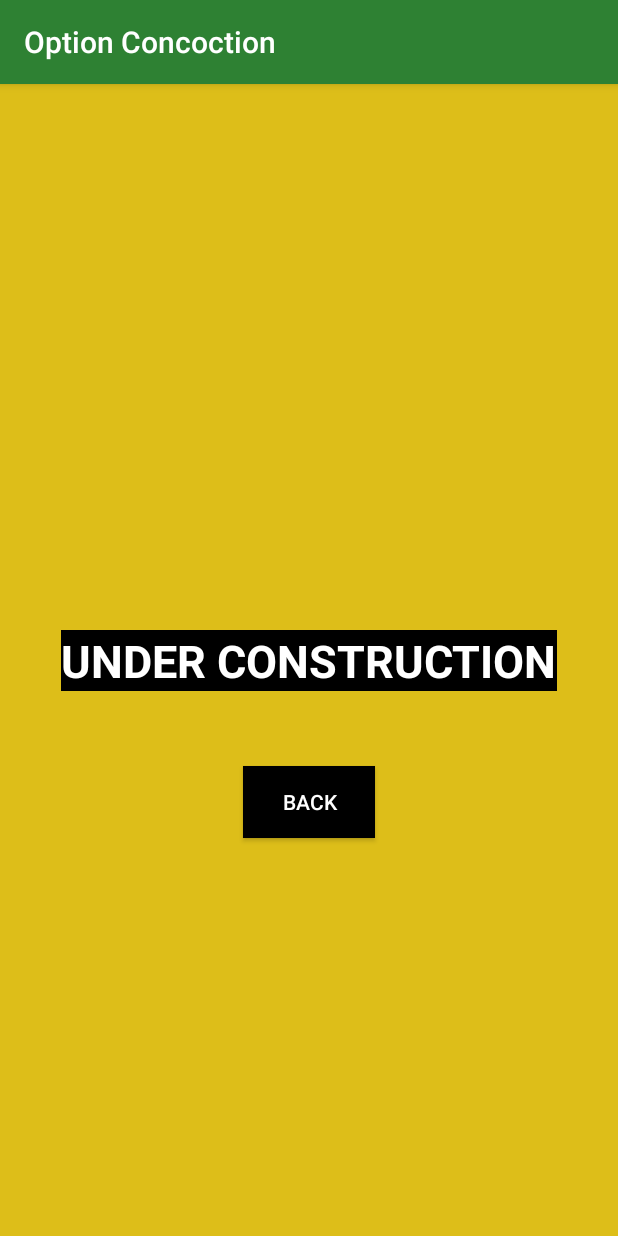
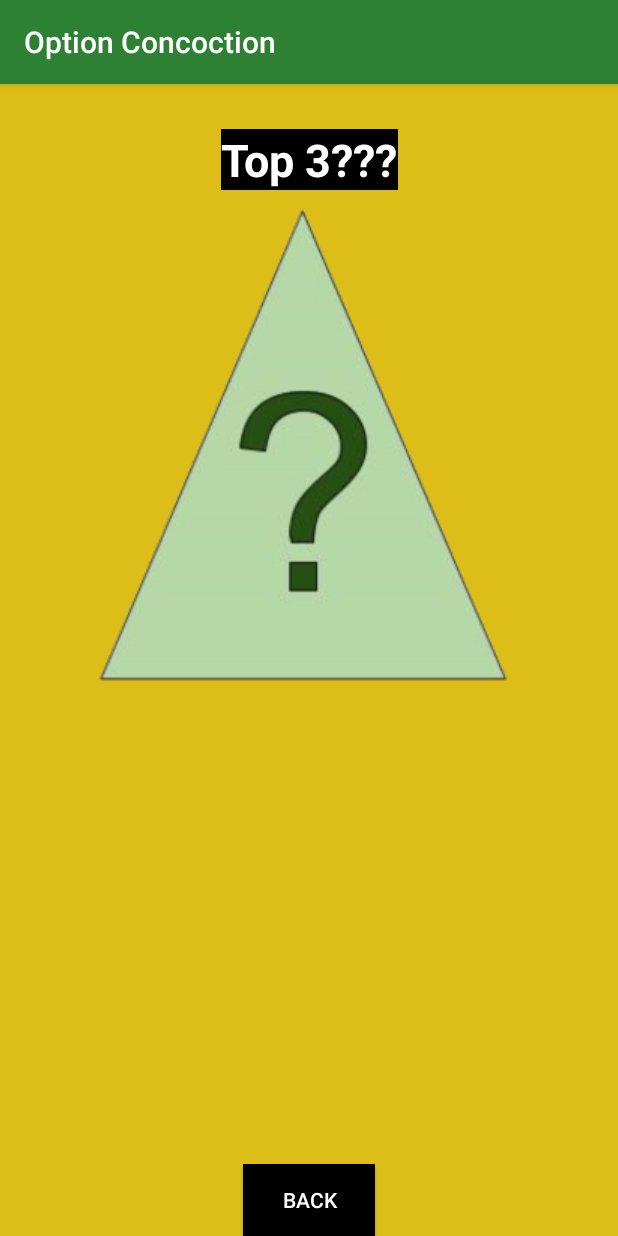
Before and after one commit to Miguel-CalderonPA/OptionConcoction, an Android app: the Top3 screen opened directly, with no data from a screen before it, on a phone screen of 412 x 824 dp. Run offline under Robolectric (Android 15) with nearby library versions, the phone set to English and light mode, and no system bars.

Commit message:
Added Top3
-Created new feature Top 3 which allows you user to get a random 3 from the list if decision can't be made.

-also added in further documentation to roulette

- visual touch-ups

```diff
--- a/OptionConoction/app/src/main/java/com/example/firstgame/Top3.kt
+++ b/OptionConoction/app/src/main/java/com/example/firstgame/Top3.kt
@@ -1,33 +1,100 @@
 package com.example.firstgame
 
-import android.content.Context
 import android.content.Intent
-import android.graphics.Color
 import android.os.Bundle
+import android.os.Handler
 import android.util.Log
 import android.view.View
-import android.view.ViewGroup
-import android.widget.BaseAdapter
-import android.widget.ListView
-import android.widget.TextView
+import android.view.animation.AnimationUtils
+import android.widget.Toast
 import androidx.appcompat.app.AppCompatActivity
+import androidx.core.view.isVisible
 import kotlinx.android.synthetic.main.activity_top3.*
-import kotlinx.android.synthetic.main.content_main.*
+import kotlinx.android.synthetic.main.activity_top3.btnBack
+import java.io.File
+// Constants
+const val TIME: Long=1000
+class Top3 : AppCompatActivity(){
 
-class Top3 : AppCompatActivity(){
 
     override fun onCreate(savedInstanceState: Bundle?) {
         super.onCreate(savedInstanceState)
         setContentView(R.layout.activity_top3)
+        Log.d("Created", "top3 page was created")
+        // set text boxes to invisible
+        txtChoice1.isVisible=false
+        txtChoice2.isVisible=false
+        txtChoice3.isVisible=false
+
+        //------------------------------------------------------------------------------------------
+
+        Log.d("Reading...", "Attempt to read from files")
+        // open file and/or create
+        val path = applicationContext.getFilesDir()
+        val letDirectory = File(path, "LET")
+        letDirectory.mkdirs()
+        val file = File(letDirectory, "test.txt")
+        if(!file.exists()) {
+            file.createNewFile()
+        } // end if file exists
+
+        // reads data from file then sends this to filetext
+        val filetext: MutableList<String>  = file.bufferedReader().readLines().toMutableList()
+        val numLocations = filetext.size
+        val maxIndex = numLocations - 1 // index starts at 0
+
+        var isDupe =false // set flag for later
+        if (numLocations > 2) {     // if at least 3
+            do {
+                // get 3 random values
+                val randRotate = (0..maxIndex).shuffled().last()
+                val randRotate2 = (0..maxIndex).shuffled().last()
+                val randRotate3 = (0..maxIndex).shuffled().last()
+
+                // if any two are the same we want to refresh, we only want 3 unique items
+                if (randRotate == randRotate2 || randRotate == randRotate3 || randRotate2 == randRotate3){
+                    isDupe = true // continue loop
+                }
+                else {
+                    // if 3 unique than set them
+                    txtChoice1.text  = filetext[randRotate]
+                    txtChoice2.text  = filetext[randRotate2]
+                    txtChoice3.text  = filetext[randRotate3]
+                    isDupe = false // end loop
+                }
+
+            }while (isDupe)
+        } // end if at least 3
+        else if (numLocations == 2) {
+            txtChoice1.text  = filetext[numLocations-2]
+            txtChoice2.text  = filetext[numLocations-1]
+        } // end if 2
+        else if (numLocations == 1) {
+            txtChoice1.text  = filetext[numLocations - 1]
+        } // end if 1
+        else {
+            // if no values in list let user know
+            Toast.makeText(applicationContext, "Empty List, PLEASE ADD VALUES TO 'List'", Toast.LENGTH_LONG).show()
+        } // end if empty
+        //------------------------------------------------------------------------------------------
+
+        Log.d("goTop3", "btnTop3 button was pressed")
+        val fadeOutAnimation = AnimationUtils.loadAnimation(this, R.anim.fadeout)
+        imgTop3.startAnimation(fadeOutAnimation)
+        Handler().postDelayed({imgTop3.visibility = View.GONE}, TIME)
+        Handler().postDelayed({txtChoice1.visibility = View.VISIBLE}, TIME)
+        Handler().postDelayed({txtChoice2.visibility = View.VISIBLE}, TIME)
+        Handler().postDelayed({txtChoice3.visibility = View.VISIBLE}, TIME)
 
         //------------------------------------------------------------------------------------------
 
         btnBack.setOnClickListener {
             Log.d("random", "random button was selected")
             startActivity(Intent(this,  MainActivity::class.java))
-        } // end roulette
+        } // end top 3
 
-        //------------------------------------------------------------------------------------------
+
+
     } // end on create
 
 
--- /dev/null
+++ b/OptionConoction/app/src/main/res/anim/fadeout.xml
@@ -0,0 +1,9 @@
+<?xml version="1.0" encoding="utf-8"?>
+<set xmlns:android="http://schemas.android.com/apk/res/android"
+    android:interpolator="@android:anim/linear_interpolator">
+    <alpha
+        android:duration="1000"
+        android:fromAlpha="1.0"
+        android:toAlpha="0.1" >
+    </alpha>
+</set>
--- a/OptionConoction/app/src/main/res/layout/activity_top3.xml
+++ b/OptionConoction/app/src/main/res/layout/activity_top3.xml
@@ -3,40 +3,90 @@
     xmlns:app="http://schemas.android.com/apk/res-auto"
     xmlns:tools="http://schemas.android.com/tools"
     android:id="@+id/linearLayout3"
+    android:background="#DDBE19"
     android:layout_width="match_parent"
     android:layout_height="match_parent"
     android:orientation="vertical">
+
+    <TextView
+        android:id="@+id/txtChoice1"
+        android:layout_width="332dp"
+        android:layout_height="64dp"
+        android:layout_marginStart="15dp"
+        android:layout_marginLeft="15dp"
+        android:layout_marginTop="50dp"
+        android:layout_marginEnd="15dp"
+        android:layout_marginRight="15dp"
+        android:gravity="center"
+        android:textSize="36sp"
+        app:layout_constraintEnd_toEndOf="parent"
+        app:layout_constraintStart_toStartOf="parent"
+        app:layout_constraintTop_toBottomOf="@+id/txtHeader" />
+
+    <TextView
+        android:id="@+id/txtChoice2"
+        android:layout_width="332dp"
+        android:layout_height="64dp"
+        android:layout_marginStart="15dp"
+        android:layout_marginLeft="15dp"
+        android:layout_marginTop="35dp"
+        android:layout_marginEnd="15dp"
+        android:layout_marginRight="15dp"
+        android:gravity="center"
+        android:textSize="36sp"
+        app:layout_constraintEnd_toEndOf="parent"
+        app:layout_constraintStart_toStartOf="parent"
+        app:layout_constraintTop_toBottomOf="@+id/txtChoice1" />
+
+    <TextView
+        android:id="@+id/txtChoice3"
+        android:layout_width="332dp"
+        android:layout_height="64dp"
+        android:layout_marginStart="15dp"
+        android:layout_marginLeft="15dp"
+        android:layout_marginEnd="15dp"
+        android:layout_marginRight="15dp"
+        android:gravity="center"
+        android:textSize="36sp"
+        app:layout_constraintBottom_toTopOf="@+id/btnBack"
+        app:layout_constraintEnd_toEndOf="parent"
+        app:layout_constraintStart_toStartOf="parent"
+        app:layout_constraintTop_toBottomOf="@+id/txtChoice2" />
+
+    <ImageView
+        android:id="@+id/imgTop3"
+        android:layout_width="wrap_content"
+        android:layout_height="wrap_content"
+        android:layout_marginStart="40dp"
+        android:layout_marginLeft="40dp"
+        android:layout_marginEnd="40dp"
+        android:layout_marginRight="40dp"
+        app:layout_constraintEnd_toEndOf="parent"
+        app:layout_constraintStart_toStartOf="parent"
+        app:layout_constraintTop_toBottomOf="@+id/txtHeader"
+        app:srcCompat="@drawable/top3" />
 
     <Button
         android:id="@+id/btnBack"
         android:layout_width="wrap_content"
         android:layout_height="wrap_content"
-        android:layout_marginTop="50dp"
         android:background="#000000"
         android:text="BACK"
         android:textColor="#FFFFFF"
+        app:layout_constraintBottom_toBottomOf="parent"
         app:layout_constraintEnd_toEndOf="parent"
-        app:layout_constraintStart_toStartOf="parent"
-        app:layout_constraintTop_toBottomOf="@+id/underContr" />
-
-    <ListView
-        android:id="@+id/main_listview"
-        android:layout_width="match_parent"
-        android:layout_height="match_parent"
-        android:background="#DDBE19">
-
-    </ListView>
+        app:layout_constraintStart_toStartOf="parent" />
 
     <TextView
-        android:id="@+id/underContr"
+        android:id="@+id/txtHeader"
         android:layout_width="wrap_content"
         android:layout_height="wrap_content"
+        android:layout_marginTop="30dp"
         android:background="#000000"
-        android:text="UNDER CONSTRUCTION"
+        android:text="Top 3???"
         android:textColor="#FFFFFF"
         android:textSize="30sp"
         android:textStyle="bold"
-        app:layout_constraintBottom_toBottomOf="parent"
         app:layout_constraintEnd_toEndOf="parent"
         app:layout_constraintStart_toStartOf="parent"
         app:layout_constraintTop_toTopOf="parent" />
--- a/OptionConoction/app/src/main/res/layout/content_main.xml
+++ b/OptionConoction/app/src/main/res/layout/content_main.xml
@@ -16,7 +16,7 @@
         android:layout_marginTop="30dp"
         android:layout_marginBottom="100dp"
         android:background="#388E3C"
-        android:text="Modify List"
+        android:text="List"
         android:textAllCaps="true"
         android:textColor="#FFFFFF"
         android:textSize="18sp"
@@ -71,7 +71,7 @@
         android:layout_marginEnd="10dp"
         android:layout_marginRight="10dp"
         android:background="#388E3C"
-        android:text="To Roulette!"
+        android:text="Roulette!"
         android:textAllCaps="true"
         android:textColor="#FFFFFF"
         android:textSize="18sp"
```
Also changed, not shown: OptionConoction/app/src/main/java/com/example/firstgame/List_Options.kt (+12 -9 lines), OptionConoction/app/src/main/java/com/example/firstgame/Roulette.kt (+9 -5 lines), OptionConoction/app/src/main/res/layout/activity_list_options.xml (+13 -1 lines), OptionConoction/app/src/main/res/drawable/top3.png (added).
